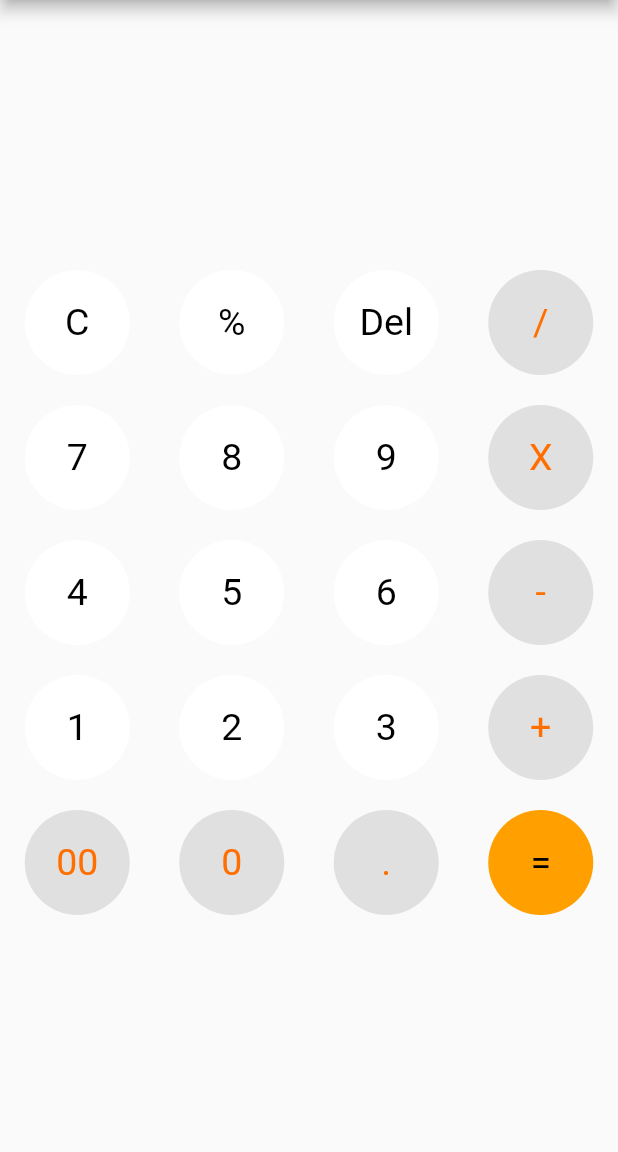
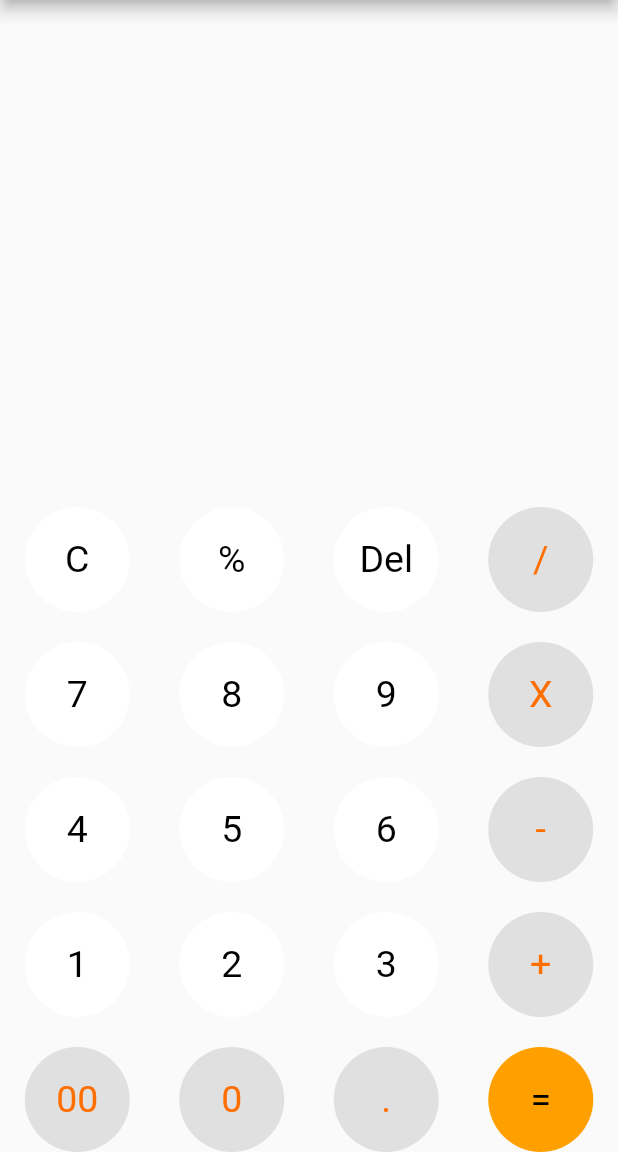
Before and after one commit to AroojAslam/Calculator, a Flutter app: the screen it shows after launch, on a phone screen of 412 x 824 dp, the part 84-1236 px from its top. Run offline on Flutter 3.47's test engine with Material 2 defaults, Android fonts, the phone set to English and light mode, and no system bars; our stand-ins replace math_expressions.

Commit message:
update ui

```diff
--- a/Calculator/lib/main.dart
+++ b/Calculator/lib/main.dart
@@ -24,52 +24,49 @@ class _CalculatorState extends State<Calculator> {
       home:Scaffold(
         appBar: AppBar(
           backgroundColor: Colors.amber.shade700,
-            title: Text('Calculator',style: TextStyle(color:Colors.black),)
+            title:const Text('Calculator',style: TextStyle(color:Colors.black),)
         ),
-        body: Container(
-          child:Column(
-            mainAxisAlignment: MainAxisAlignment.spaceBetween,
-            children: [
-
-              Column(
+        body: SafeArea(
+          child: Column(
             mainAxisAlignment: MainAxisAlignment.end,
                   children: [
-                  SizedBox(
+                  const  SizedBox(
                       height: 80,
                     ),
 
                     Container(
                       alignment: Alignment.centerRight,
                       height: 30,
-                    decoration: BoxDecoration(
+                      decoration:const BoxDecoration(
                         color: Colors.transparent,
                       ),
                       child:Padding(padding:  EdgeInsets.symmetric(horizontal: 15),
-                    child: !showOutput?Text(''):
+                      child: !showOutput?const Text(''):
                       Text(userinput.toString(),
-                      style: TextStyle(fontSize: 17,fontWeight: FontWeight.bold,color: Colors.black54),
+                        style:const TextStyle(fontSize: 20,fontWeight: FontWeight.bold,color: Colors.black54),
                       ),),
                     ),
                     Container(
                       alignment: Alignment.centerRight,
                       height: 50,
-                    decoration: BoxDecoration(
+                      decoration:const BoxDecoration(
                         color: Colors.transparent,
                       ),
-                    child:Padding(padding:  EdgeInsets.symmetric(horizontal: 15),
+                      child:Padding(padding: const EdgeInsets.symmetric(horizontal: 15),
                         child:  !showOutput?Text(userinput.toString(),
-                        style: TextStyle(fontSize: 25,fontWeight: FontWeight.bold),
+                          style:const TextStyle(fontSize: 35,fontWeight: FontWeight.bold),
                         ):Text(result.toString(),
-                        style: TextStyle(fontSize: 25,fontWeight: FontWeight.bold),
+                          style:const TextStyle(fontSize: 35,fontWeight: FontWeight.bold),
                         )
                       ),
                     ),
 
-                      SizedBox(
+                    const  SizedBox(
                       height: 20,
                     ),
                     Row(
                       mainAxisAlignment: MainAxisAlignment.spaceAround,
+                      crossAxisAlignment: CrossAxisAlignment.end,
                       children: [
                         buttons(num: 'C',onPress: (){
                           showOutput=false;
@@ -104,7 +101,7 @@ class _CalculatorState extends State<Calculator> {
                         ),
                       ],
                     ),
-                      SizedBox(
+                    const  SizedBox(
                       height: 20,
                     ),
                     Row(
@@ -143,7 +140,7 @@ class _CalculatorState extends State<Calculator> {
 
                       ],
                     ),
-                      SizedBox(
+                    const   SizedBox(
                       height: 20,
                     ),
                     Row(
@@ -181,7 +178,7 @@ class _CalculatorState extends State<Calculator> {
                         ),
                       ],
                     ),
-                      SizedBox(
+                    const   SizedBox(
                       height: 20,
                     ),
                     Row(
@@ -218,11 +215,12 @@ class _CalculatorState extends State<Calculator> {
                         ),
                       ],
                     ),
-                      SizedBox(
+                    const   SizedBox(
                       height: 20,
                     ),
                     Row(
                       mainAxisAlignment: MainAxisAlignment.spaceAround,
+
                       children: [
                         buttons(num: '00',onPress: (){
                           showOutput=false;
@@ -260,9 +258,6 @@ class _CalculatorState extends State<Calculator> {
                         ),
                       ],
                     ),
-
-                ],
-              ),
                   ],
                 ),
         ),
```
Lines whose indentation alone changed are shown as unchanged.
